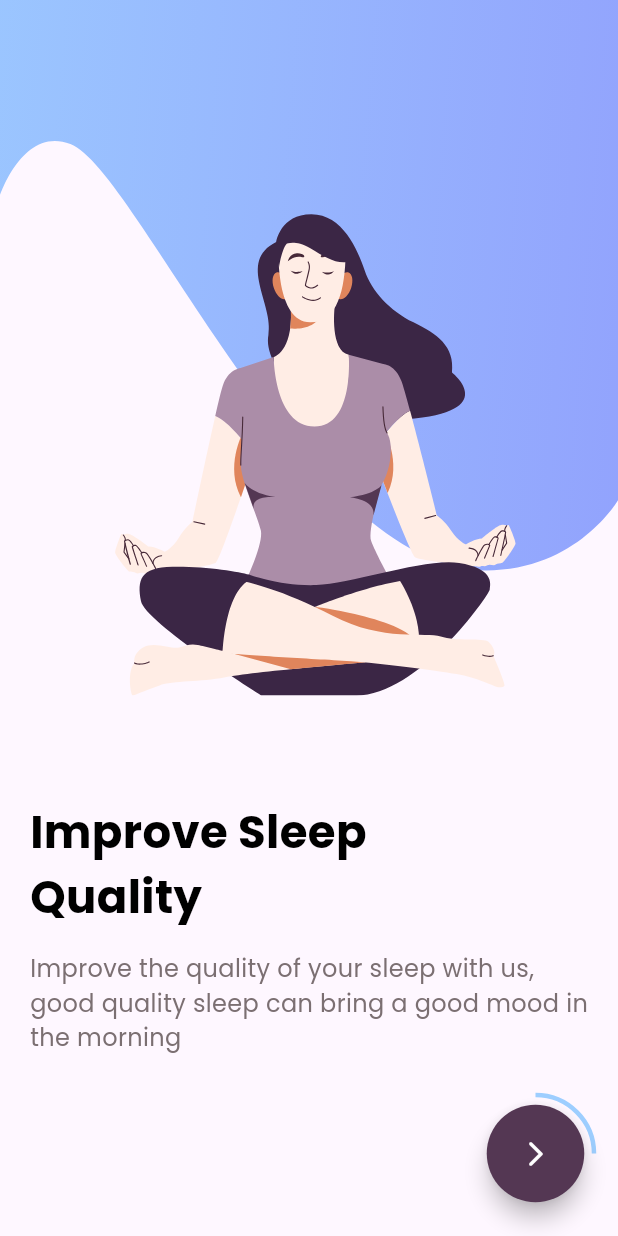
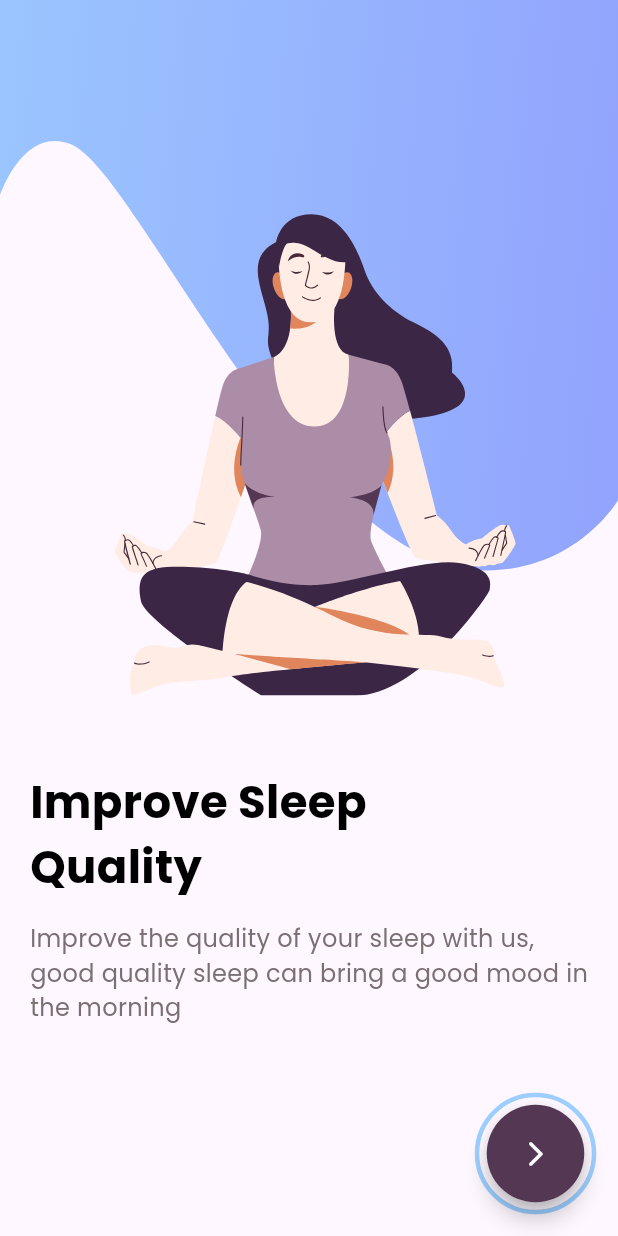
Before and after one commit to Shamoon-Abbas/Fitness_app, a Flutter app: the Onboarding5 screen opened directly, after a tap on the "arrow forward ios" icon, on a phone screen of 412 x 824 dp. Run offline on Flutter 3.47's test engine with Material 3 defaults, Android fonts, the phone set to English and light mode, and no system bars; our stand-ins replace flutter_svg.

Commit message:
progress indicator done

```diff
--- a/lib/onboarding_4.dart
+++ b/lib/onboarding_4.dart
@@ -42,7 +42,7 @@ class Onboarding4 extends StatelessWidget {
                 width: 78,
                 height: 78,
                 child: CircularProgressIndicator(
-                  value: 0.25, // 25% filled (semi-circle would be 0.5, adjust as needed)
+                  value: 0.5, // 25% filled (semi-circle would be 0.5, adjust as needed)
                   strokeWidth: 3,
                   valueColor: AlwaysStoppedAnimation<Color>(Color(0xFF9DCEFF)),
                   backgroundColor: Colors.transparent,
--- a/lib/onboarding_5.dart
+++ b/lib/onboarding_5.dart
@@ -16,7 +16,7 @@ class Onboarding5 extends StatelessWidget {
             // Center(child: SvgPicture.asset("assets/images/onboard3.svg",
             //   height: 523,)),
             buildOnboardingImage("assets/images/onboard5.svg"),
-            SizedBox(height: 70,),
+            SizedBox(height: 30,),
             Padding(
               padding: const EdgeInsets.symmetric(horizontal:20),
               child: Text("Eat Well",style: TextStyle(
@@ -44,7 +44,7 @@ class Onboarding5 extends StatelessWidget {
                 width: 78,
                 height: 78,
                 child: CircularProgressIndicator(
-                  value: 0.25, // 25% filled (semi-circle would be 0.5, adjust as needed)
+                  value: 0.75, // 25% filled (semi-circle would be 0.5, adjust as needed)
                   strokeWidth: 3,
                   valueColor: AlwaysStoppedAnimation<Color>(Color(0xFF9DCEFF)),
                   backgroundColor: Colors.transparent,
--- a/lib/onboarding_6.dart
+++ b/lib/onboarding_6.dart
@@ -14,7 +14,7 @@ class Onboarding6 extends StatelessWidget {
           crossAxisAlignment: CrossAxisAlignment.start,
           children: [
             buildOnboardingImage("assets/images/onboard6.svg"),
-            SizedBox(height: 70,),
+            SizedBox(height: 50,),
             Padding(
               padding: const EdgeInsets.symmetric(horizontal:20),
               child: Text("Improve Sleep\nQuality",style: TextStyle(
@@ -42,7 +42,7 @@ class Onboarding6 extends StatelessWidget {
                 width: 78,
                 height: 78,
                 child: CircularProgressIndicator(
-                  value: 0.25, // 25% filled (semi-circle would be 0.5, adjust as needed)
+                  value: 1, // 25% filled (semi-circle would be 0.5, adjust as needed)
                   strokeWidth: 3,
                   valueColor: AlwaysStoppedAnimation<Color>(Color(0xFF9DCEFF)),
                   backgroundColor: Colors.transparent,
```
